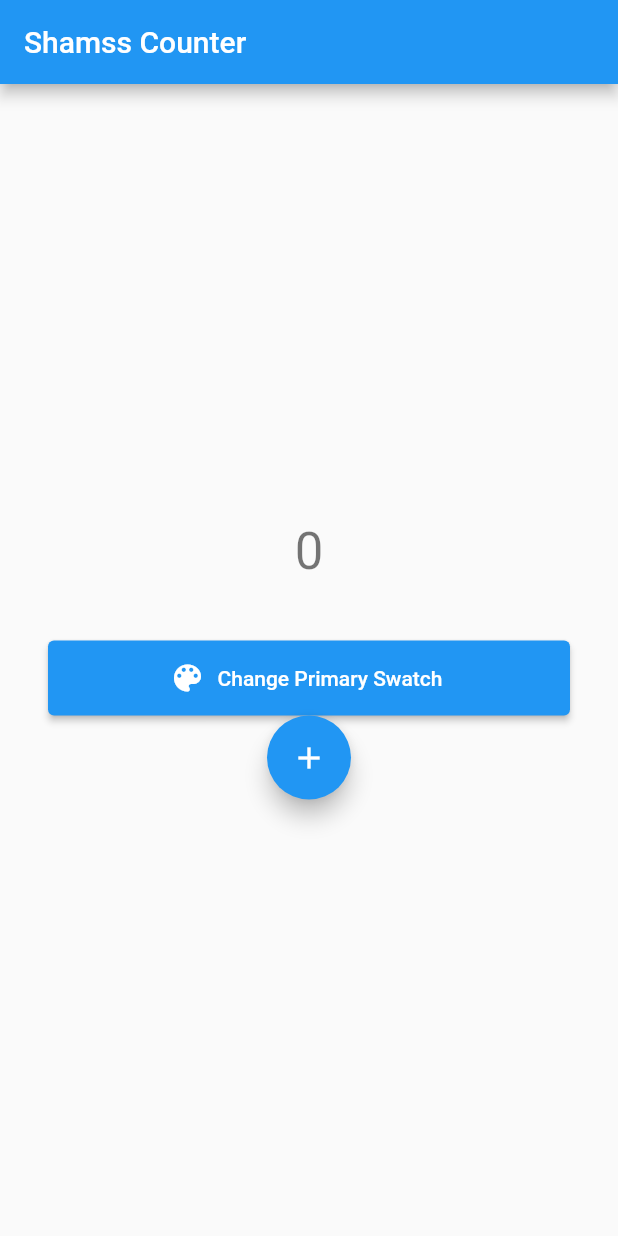
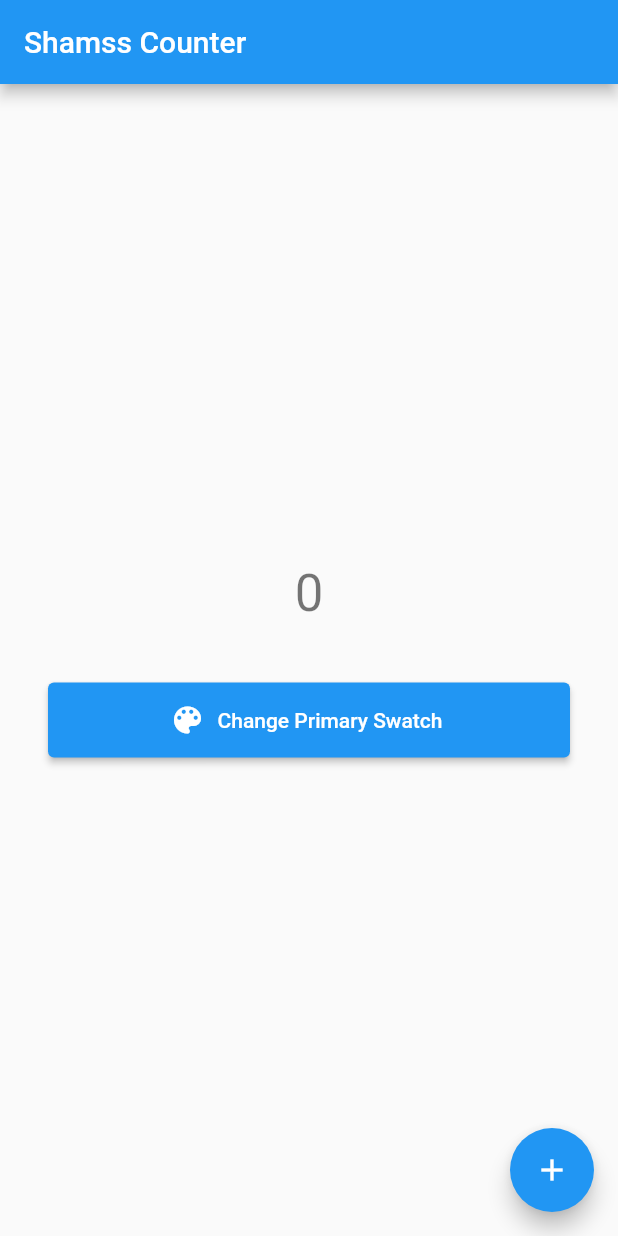
Before and after one commit to abdoshamss/inherited_widget-ep2, a Flutter app: the screen it shows after launch, on a phone screen of 412 x 824 dp. Run offline on Flutter 3.47's test engine with Material 2 defaults, Android fonts, the phone set to English and light mode, and no system bars.

```diff
--- a/lib/views/pages/home_page.dart
+++ b/lib/views/pages/home_page.dart
@@ -1,10 +1,13 @@
 import 'package:flutter/material.dart';
+import 'package:inherited_widget/controllers/state_widget.dart';
 
 class HomePage extends StatelessWidget {
   const HomePage({Key? key}) : super(key: key);
 
   @override
   Widget build(BuildContext context) {
+    final stateWidget =
+        context.dependOnInheritedWidgetOfExactType<StateInheritedWidget>();
     return Scaffold(
       appBar: AppBar(
         title: const Text('Shamss Counter'),
@@ -15,7 +18,7 @@ class HomePage extends StatelessWidget {
           mainAxisAlignment: MainAxisAlignment.center,
           children: [
             Text(
-              '0',
+              stateWidget!.counter.toString(),
               style: Theme.of(context).textTheme.headline4,
             ),
             const SizedBox(
@@ -32,13 +35,14 @@ class HomePage extends StatelessWidget {
                 label: const Text('Change Primary Swatch'),
               ),
             ),
-            FloatingActionButton(
-                onPressed: () {},
-                child:const Icon(
-                  Icons.add,
-                ),),
+          ],
+        ),
+      ),
 
-          ],
+      floatingActionButton: FloatingActionButton(
+        onPressed: () {},
+        child: const Icon(
+          Icons.add,
         ),
       ),
     );
```
